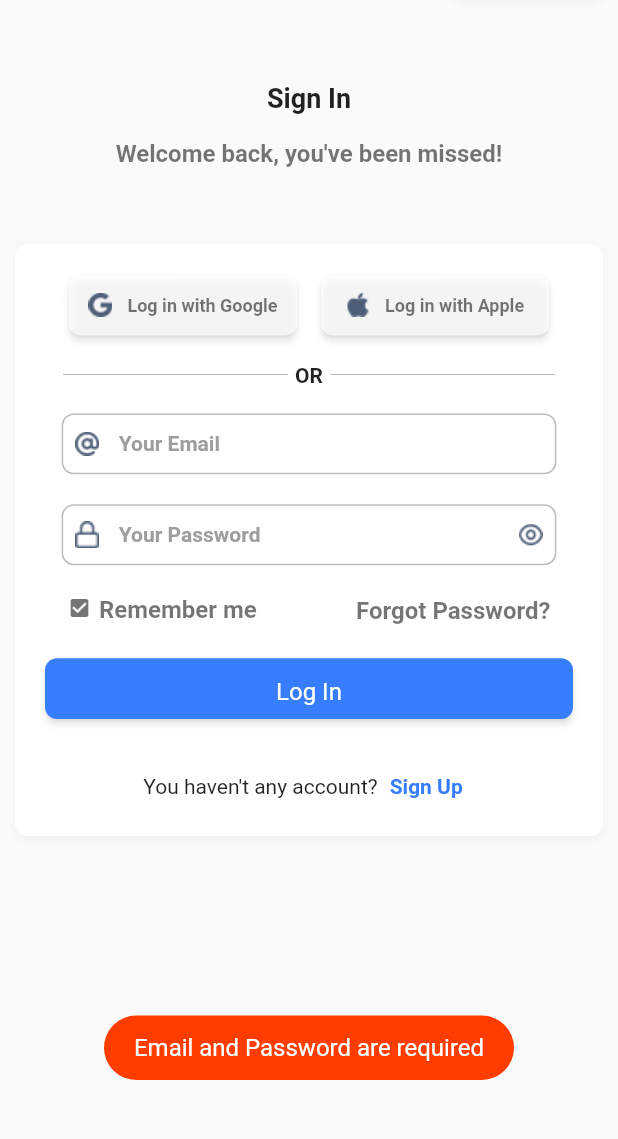
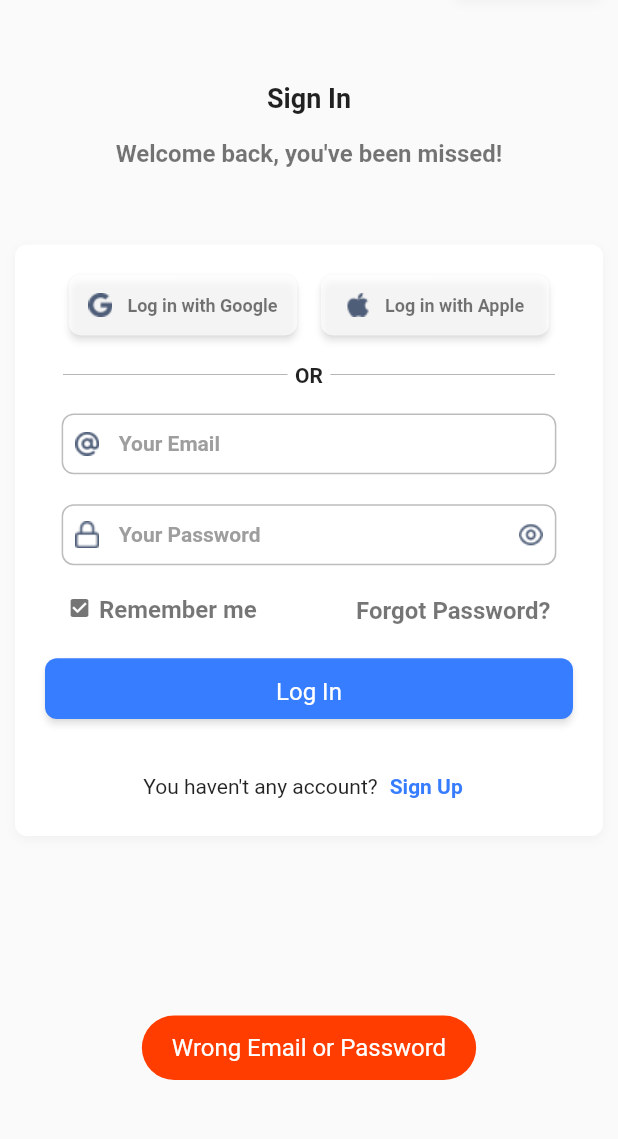
Before and after one commit to Biggo111/social_feed_task, a Flutter app: the screen it shows after launch, after a tap on "Log In", on a phone screen of 412 x 824 dp, the part 60-1199 px from its top. Run offline on Flutter 3.47's test engine with Material 3 defaults, Android fonts, the phone set to English and light mode, and no system bars; our stand-ins replace dio, flutter_riverpod, fluttertoast, get_it, logger, shared_preferences.

Commit message:
Forgot password screen

```diff
--- a/lib/features/authentication/presentation/screens/login_screen.dart
+++ b/lib/features/authentication/presentation/screens/login_screen.dart
@@ -7,6 +7,7 @@ import 'package:social_feed_task/core/global_components/buttons/k_button.dart';
 import 'package:social_feed_task/core/global_components/text_fields/k_text_field.dart';
 import 'package:social_feed_task/core/global_components/text_styles/app_fons.dart';
 import 'package:social_feed_task/features/authentication/presentation/components/language_dropdown_button.dart';
+import 'package:social_feed_task/features/authentication/presentation/screens/forgot_password_screen.dart';
 import 'package:social_feed_task/features/authentication/presentation/screens/signup_screen.dart';
 import 'package:social_feed_task/features/authentication/presentation/viewmodels/auth_viewmodel.dart';
 
@@ -169,7 +170,11 @@ class _LoginScreenState extends ConsumerState<LoginScreen> {
                               ],
                             ),
                             const Spacer(),
-                            Text("Forgot Password?", style: AppFonts.bodyMedium.copyWith(fontSize: 16, fontWeight: FontWeight.w800, color: AppColors.black54)),
+                            InkWell(
+                              onTap: (){
+                                Navigator.push(context, CupertinoPageRoute(builder: (context) => const ForgotPasswordScreen()));
+                              },
+                              child: Text("Forgot Password?", style: AppFonts.bodyMedium.copyWith(fontSize: 16, fontWeight: FontWeight.w800, color: AppColors.black54))),
                           ],
                         ),
                       ),
--- a/lib/features/authentication/presentation/viewmodels/auth_viewmodel.dart
+++ b/lib/features/authentication/presentation/viewmodels/auth_viewmodel.dart
@@ -1,5 +1,4 @@
 import 'package:flutter/cupertino.dart';
-import 'package:flutter/material.dart';
 import 'package:flutter_riverpod/flutter_riverpod.dart';
 import 'package:social_feed_task/core/constants/colors_palette.dart';
 import 'package:social_feed_task/core/global_components/toast/show_toast.dart';
@@ -22,10 +21,11 @@ class AuthController extends StateNotifier<AuthGeneric> with ProcessAuthMixin{
     state = state.update(isLoading: true);
     try {
       await Future.delayed(const Duration(seconds: 1));
-      if(!isEmailPasswordGiven(email, password)){
-        ShowToast.customToast("Email and Password are required", bgColor: AppColors.red);
-        return;
-      }
+      // if(!isEmailPasswordGiven(email, password)){
+      //   ShowToast.customToast("Email and Password are required", bgColor: AppColors.red);
+      //   return;
+      // }
+      isEmailPasswordGiven(email, password);
       final userResponse = await _loginUseCase.loginUser(email, password);
 
       if(userResponse is User){
@@ -34,6 +34,7 @@ class AuthController extends StateNotifier<AuthGeneric> with ProcessAuthMixin{
         handleAfterLoginNavigation();
       } else{
         state = state.update(isLoading: false, error: true);
+        wrongEmailPassword();
       }
     } catch (e) {
       state = state.update(error: true);
@@ -43,7 +44,7 @@ class AuthController extends StateNotifier<AuthGeneric> with ProcessAuthMixin{
   void handleAfterLoginNavigation(){
     if(!state.error){
       debug(data: "User Logged In: ${state.user!.email}");
-      NavigationService.navigatorKey.currentState!.pushReplacement(CupertinoPageRoute(builder: (context) => const FeedScreen()));
+      NavigationService.navigatorKey.currentState!.push(CupertinoPageRoute(builder: (context) => const FeedScreen()));
     } else{
       debug(data: "Login Failed");
     }
--- a/lib/features/authentication/presentation/viewmodels/mixin/process_auth_mixin.dart
+++ b/lib/features/authentication/presentation/viewmodels/mixin/process_auth_mixin.dart
@@ -1,8 +1,15 @@
+import 'package:social_feed_task/core/constants/colors_palette.dart';
+import 'package:social_feed_task/core/global_components/toast/show_toast.dart';
+
 mixin ProcessAuthMixin{
-  bool isEmailPasswordGiven(String email, String password){
+  void isEmailPasswordGiven(String email, String password){
     if(email.isEmpty || password.isEmpty){
-      return false;
+      ShowToast.customToast("Email and Password are required", bgColor: AppColors.red);
+      return;
     }
-    return true;
+  }
+
+  void wrongEmailPassword(){
+    ShowToast.customToast("Wrong Email or Password", bgColor: AppColors.red);
   }
 }
```
Also changed, not shown: lib/features/authentication/presentation/screens/forgot_password_screen.dart (added, +120 -0 lines).
